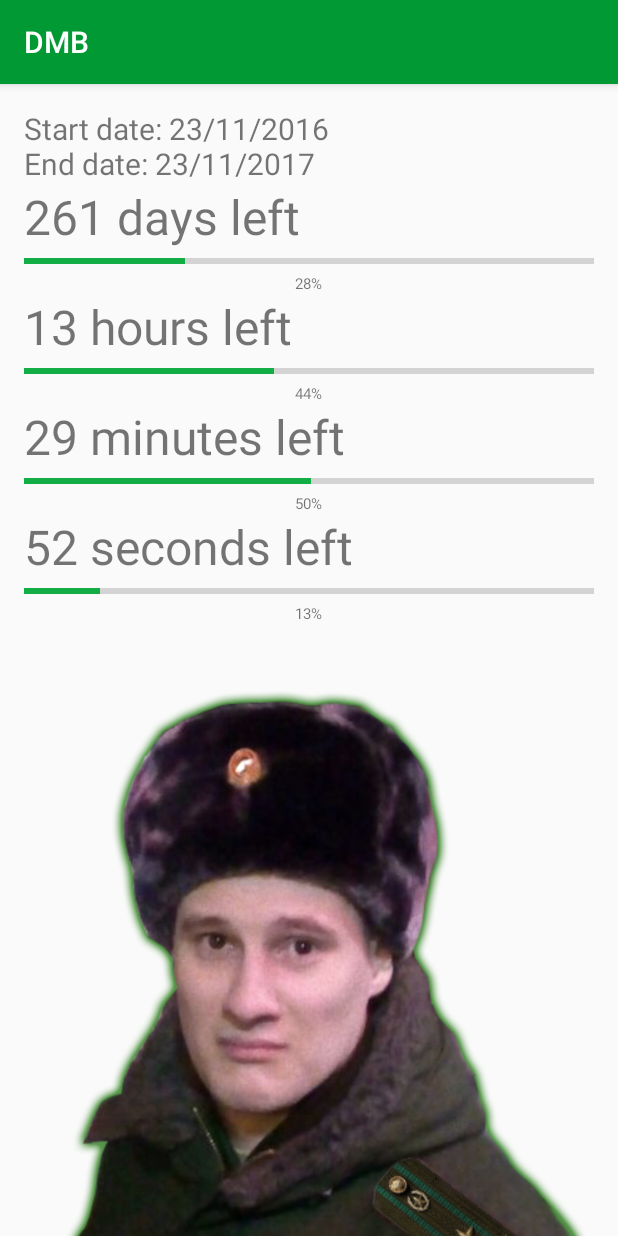
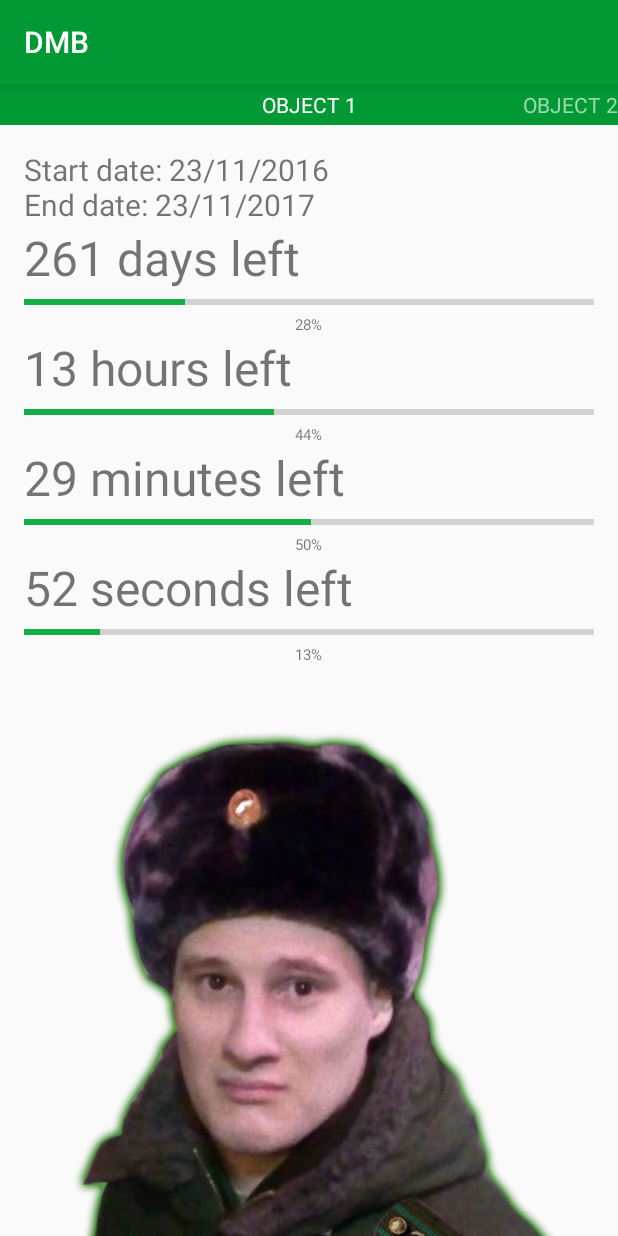
Before and after one commit to ahorseisananimal/DMB, an Android app: the screen it shows after launch (MainActivity), on a phone screen of 412 x 824 dp. Run offline under Robolectric (Android 15) with nearby library versions, the phone set to English and light mode, and no system bars.

Commit message:
Added TabLayout

```diff
--- a/app/src/main/java/com/fuagra/dmb/MainActivity.java
+++ b/app/src/main/java/com/fuagra/dmb/MainActivity.java
@@ -9,6 +9,6 @@ public class MainActivity extends AppCompatActivity {
     protected void onCreate(@Nullable Bundle savedInstanceState) {
         super.onCreate(savedInstanceState);
         setContentView(R.layout.main_a);
-        getSupportFragmentManager().beginTransaction().replace(R.id.fragment_container, UntilDmbFragment.newInstance()).commit();
+        getSupportFragmentManager().beginTransaction().replace(R.id.fragment_container, MainFragment.newInstance()).commit();
     }
 }
--- /dev/null
+++ b/app/src/main/java/com/fuagra/dmb/MainFragment.java
@@ -0,0 +1,62 @@
+package com.fuagra.dmb;
+
+import android.os.Bundle;
+import android.support.annotation.Nullable;
+import android.support.v4.app.Fragment;
+import android.support.v4.app.FragmentManager;
+import android.support.v4.app.FragmentStatePagerAdapter;
+import android.support.v4.view.ViewPager;
+import android.view.LayoutInflater;
+import android.view.View;
+import android.view.ViewGroup;
+
+
+public class MainFragment extends Fragment {
+    private ViewPager mViewPager;
+    private DemoCollectionPagerAdapter mDemoCollectionPagerAdapter;
+
+    public static Fragment newInstance() {
+        return new MainFragment();
+    }
+
+    public View onCreateView(LayoutInflater inflater, @Nullable ViewGroup container, @Nullable Bundle savedInstanceState) {
+        return inflater.inflate(R.layout.main_f, container, false);
+
+    }
+
+    @Override
+    public void onViewCreated(View view, @Nullable Bundle savedInstanceState) {
+        super.onViewCreated(view, savedInstanceState);
+        mDemoCollectionPagerAdapter =
+                new DemoCollectionPagerAdapter(
+                        getChildFragmentManager());
+        mViewPager = (ViewPager) view.findViewById(R.id.pager);
+        mViewPager.setAdapter(mDemoCollectionPagerAdapter);
+    }
+
+    private class DemoCollectionPagerAdapter extends FragmentStatePagerAdapter {
+        public DemoCollectionPagerAdapter(FragmentManager fm) {
+            super(fm);
+        }
+
+        @Override
+        public Fragment getItem(int i) {
+            Fragment fragment = UntilDmbFragment.newInstance();
+            Bundle args = new Bundle();
+            // Our object is just an integer :-P
+          //  args.putInt(DemoObjectFragment.ARG_OBJECT, i + 1);
+            fragment.setArguments(args);
+            return fragment;
+        }
+
+        @Override
+        public int getCount() {
+            return 3;
+        }
+
+        @Override
+        public CharSequence getPageTitle(int position) {
+            return "OBJECT " + (position + 1);
+        }
+    }
+}
--- /dev/null
+++ b/app/src/main/res/layout/main_f.xml
@@ -0,0 +1,18 @@
+<?xml version="1.0" encoding="utf-8"?>
+<android.support.v4.view.ViewPager
+    xmlns:android="http://schemas.android.com/apk/res/android"
+    android:id="@+id/pager"
+    android:layout_width="match_parent"
+    android:layout_height="match_parent">
+
+    <android.support.v4.view.PagerTitleStrip
+        android:id="@+id/pager_title_strip"
+        android:layout_width="match_parent"
+        android:layout_height="wrap_content"
+        android:layout_gravity="top"
+        android:background="@color/colorPrimary"
+        android:textColor="#fff"
+        android:paddingTop="4dp"
+        android:paddingBottom="4dp" />
+
+</android.support.v4.view.ViewPager>
```
